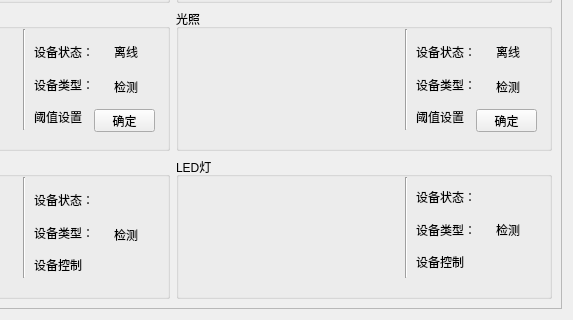
First picture: the form in SRC/4/BYSJ-QTSrc/FactoryEMS/homeform.ui, repository yanganle/bysj2018, before the edit; both pictures show x 227 to 800 and y 160 to 480 of the 800 by 480 pixel window.
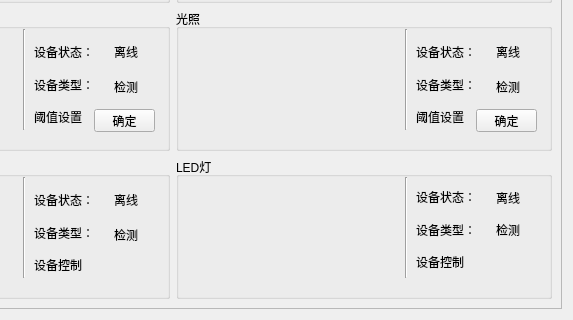
Second picture: the form after the edit.

The edit to the form file:
```diff
--- a/SRC/4/BYSJ-QTSrc/FactoryEMS/homeform.ui
+++ b/SRC/4/BYSJ-QTSrc/FactoryEMS/homeform.ui
@@ -239,7 +239,7 @@
            </rect>
           </property>
           <property name="text">
-           <string/>
+           <string>离线</string>
           </property>
          </widget>
          <widget class="QWidget" name="layoutWidget">
@@ -331,7 +331,7 @@
            </rect>
           </property>
           <property name="text">
-           <string/>
+           <string>离线</string>
           </property>
          </widget>
          <widget class="QWidget" name="layoutWidget">
```
